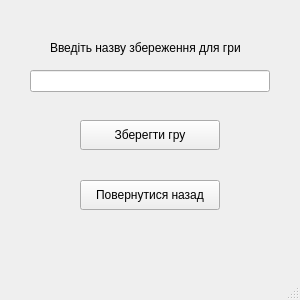
The window that Lab6/windows/savewindow.ui (x-FIREFOUR-x/AlgoLab6) describes before a commit, drawn with Qt 5.
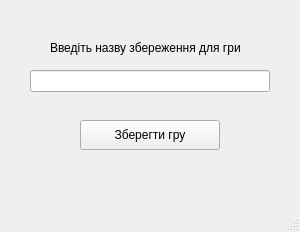
The same window after the commit.

Commit message: clean code add close_event SaveWindow

Patch:
```diff
--- a/Lab6/windows/savewindow.ui
+++ b/Lab6/windows/savewindow.ui
@@ -7,7 +7,7 @@
     <x>0</x>
     <y>0</y>
     <width>300</width>
-    <height>300</height>
+    <height>232</height>
    </rect>
   </property>
   <property name="windowTitle">
@@ -40,19 +40,6 @@
      <string>Зберегти гру</string>
     </property>
    </widget>
-   <widget class="QPushButton" name="CloseButton">
-    <property name="geometry">
-     <rect>
-      <x>80</x>
-      <y>180</y>
-      <width>140</width>
-      <height>30</height>
-     </rect>
-    </property>
-    <property name="text">
-     <string>Повернутися назад</string>
-    </property>
-   </widget>
    <widget class="QLabel" name="label">
     <property name="geometry">
      <rect>
```
The commit also changes 11 other files.
